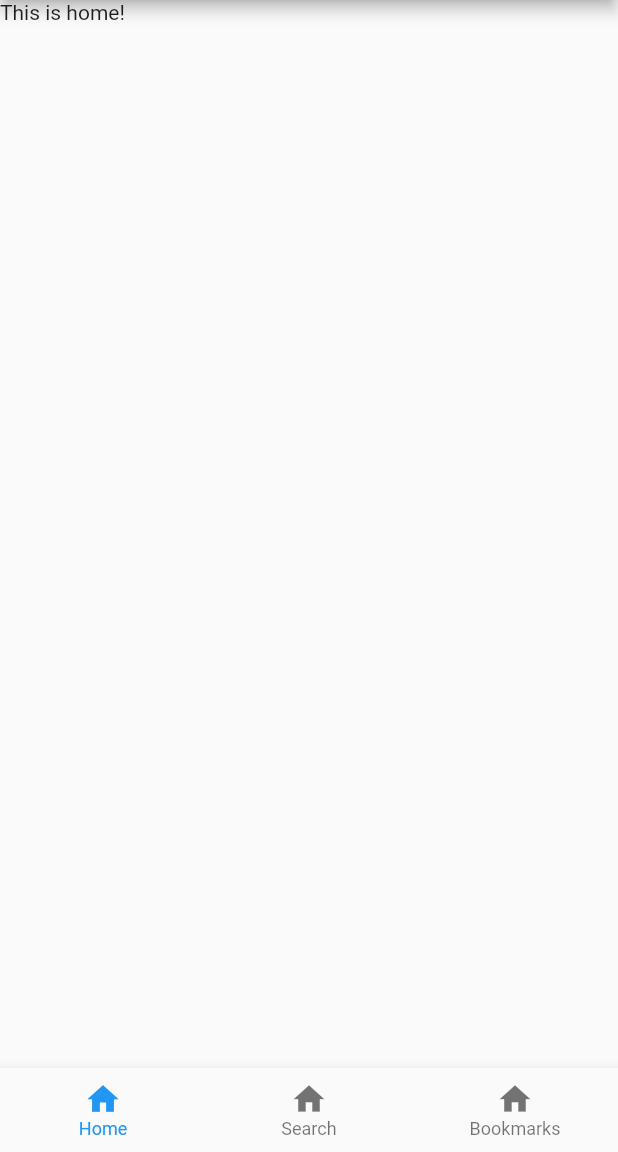
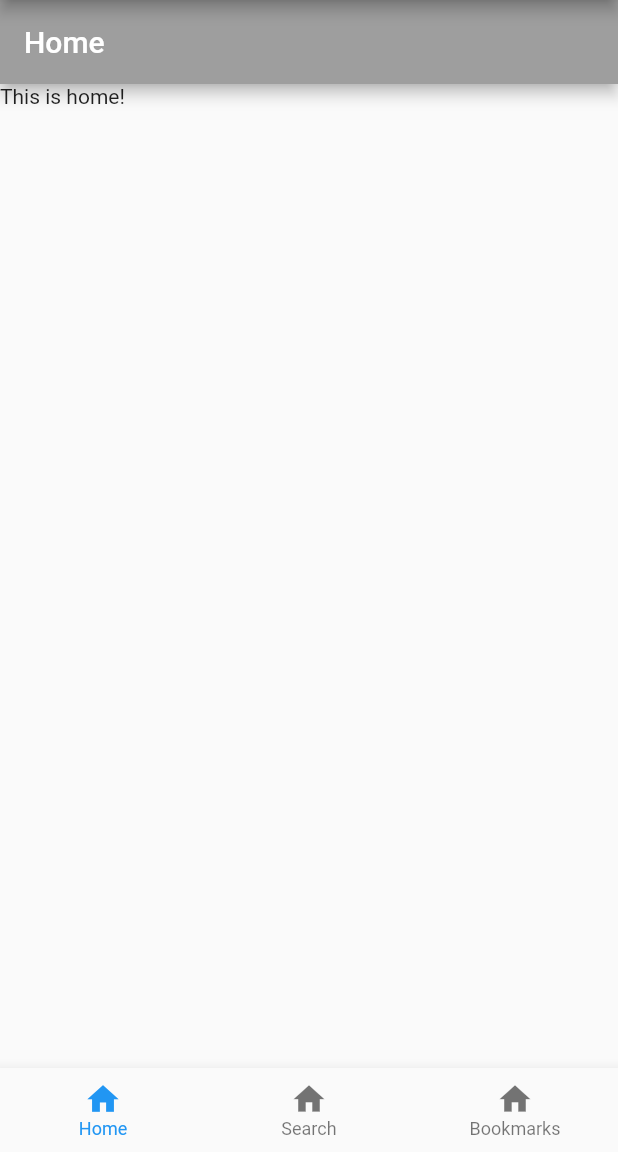
Before and after one commit to sultanmakhmudbazarbayev/SDU-Application, a Flutter app: the screen it shows after launch, on a phone screen of 412 x 824 dp, the part 84-1236 px from its top. Run offline on Flutter 3.47's test engine with Material 2 defaults, Android fonts, the phone set to English and light mode, and no system bars.

Commit message:
Added-Folders

```diff
--- a/lib/pages/home.dart
+++ b/lib/pages/home.dart
@@ -11,6 +11,10 @@ class _HomeState extends State<Home> {
   @override
   Widget build(BuildContext context) {
     return Scaffold(
+      appBar: AppBar(
+        title: Text('Home'),
+        backgroundColor: Colors.grey,
+      ),
       body: Text('This is home!'),
     );
   }
--- a/lib/pages/navigation_bar.dart
+++ b/lib/pages/navigation_bar.dart
@@ -17,6 +17,7 @@ class _NavigationBarState extends State<NavigationBar> {
     Home(),
     Search(),
     Bookmarks(),
+    Loading(),
   ];
   int _selectedItem = 0;
 
```
